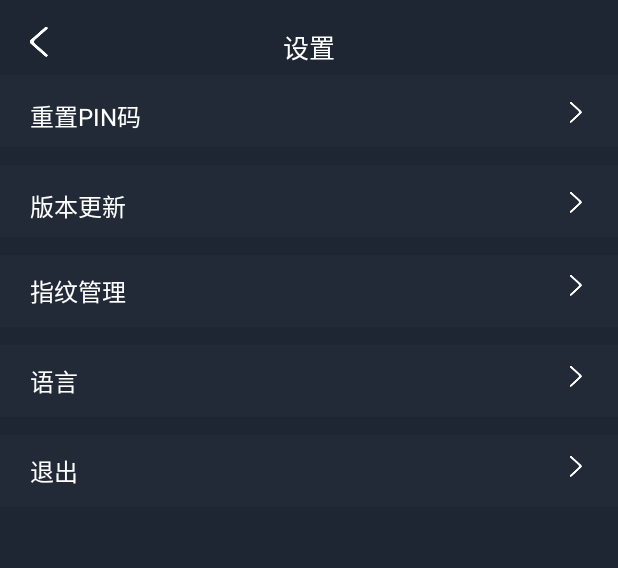
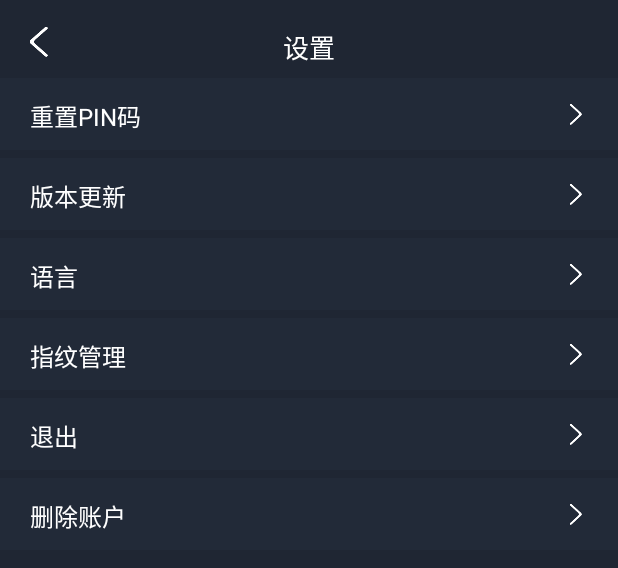
Before and after one commit to Zhao-sp/HotWallet, an Android app: the layout fragment5.xml on its own in the app's theme, with its tools: preview values and no code run, on a phone screen of 412 x 824 dp. Shown: the top 568 px of the screen. Run offline under Robolectric (Android 15) with nearby library versions, the phone set to English and light mode, and no system bars.

```diff
--- a/app/src/main/java/com/wallet/cold/app/util/Fragment5.java
+++ b/app/src/main/java/com/wallet/cold/app/util/Fragment5.java
@@ -15,6 +15,7 @@ import android.widget.Toast;
 
 import com.wallet.CreateOrImportActivity;
 import com.wallet.R;
+import com.wallet.SharedPrefsStrListUtil;
 import com.wallet.cold.app.main.IndexActivity;
 import com.wallet.cold.utils.Data;
 import com.wallet.cold.utils.LocalManageUtil;
@@ -75,6 +76,7 @@ public class Fragment5 extends Activity implements View.OnClickListener {
                     .setPositiveButton(R.string.f514, new DialogInterface.OnClickListener() {
                         @Override
                         public void onClick(DialogInterface dialogInterface, int i) {
+                            SharedPrefsStrListUtil.clear(Fragment5.this);
                             Data.getdb().execSQL("DELETE FROM HotAddressTb");
                             Toast.makeText(Data.getcontext(), "删除成功", Toast.LENGTH_SHORT).show();
                             Intent intent = new Intent(Fragment5.this, CreateOrImportActivity.class);
--- a/app/src/main/java/com/wallet/cold/utils/Data.java
+++ b/app/src/main/java/com/wallet/cold/utils/Data.java
@@ -555,7 +555,7 @@ public class Data extends Application {
     public static String getbtcsigndata() {
         return btcsigndata;
     }
-    public static void setbtcsigndata(String btcsigndata) {//支持币种
+    public static void setbtcsigndata(String btcsigndata) {
         Data.btcsigndata = btcsigndata;
     }
     public static List<String> getsigndata() {
--- a/app/src/main/res/layout/fragment5.xml
+++ b/app/src/main/res/layout/fragment5.xml
@@ -2,13 +2,13 @@
     xmlns:android="http://schemas.android.com/apk/res/android"
     android:orientation="vertical"
     android:layout_width="match_parent"
-    android:background="#1b1b19"
+    android:background="#1F2633"
     android:layout_height="match_parent">
 
     <RelativeLayout
         android:id="@+id/l1"
         android:layout_width="match_parent"
-        android:layout_height="match_parent"
+        android:layout_height="52dp"
         android:background="#1F2633">
         <TextView
             android:id="@+id/fhf5"
@@ -35,20 +35,20 @@
             android:text="@string/f51"
             android:textColor="#fff"
             android:textSize="17sp" />
+    </RelativeLayout>
 
-        <TextView
+        <RelativeLayout
             android:id="@+id/chongzhi"
             android:layout_width="match_parent"
             android:layout_height="48dp"
-            android:layout_marginTop="50dp"
-            android:background="#222A38" />
+            android:background="#222A38">
 
         <TextView
             android:id="@+id/resetpin"
             android:layout_width="wrap_content"
             android:layout_height="wrap_content"
             android:layout_marginLeft="20dp"
-            android:layout_marginTop="65dp"
+            android:layout_marginTop="13dp"
             android:text="@string/f52"
             android:textColor="#ffffffff"
             android:textSize="16sp" />
@@ -60,21 +60,22 @@
             android:layout_marginLeft="300dp"
             android:layout_alignParentRight="true"
             android:layout_marginRight="24dp"
-            android:layout_marginTop="68dp"
+            android:layout_marginTop="17dp"
             android:background="@drawable/jinru_zhong" />
+        </RelativeLayout>
 
-        <TextView
+        <RelativeLayout
             android:id="@+id/gengxin"
             android:layout_width="match_parent"
             android:layout_height="48dp"
-            android:layout_marginTop="110dp"
-            android:background="#222A38" />
+            android:layout_marginTop="5dp"
+            android:background="#222A38" >
 
         <TextView
             android:layout_width="208dp"
             android:layout_height="wrap_content"
             android:layout_marginLeft="20dp"
-            android:layout_marginTop="125dp"
+            android:layout_marginTop="13dp"
             android:text="@string/f53"
             android:textColor="#ffffffff"
             android:textSize="16sp" />
@@ -84,49 +85,23 @@
             android:layout_width="8dp"
             android:layout_height="14dp"
             android:layout_marginLeft="300dp"
-            android:layout_marginTop="128dp"
+            android:layout_marginTop="17dp"
             android:layout_alignParentRight="true"
             android:layout_marginRight="24dp"
             android:background="@drawable/jinru_zhong" />
+        </RelativeLayout>
 
-<!--        <TextView-->
-<!--            android:id="@+id/chushihuaka"-->
-<!--            android:layout_width="match_parent"-->
-<!--            android:layout_height="48dp"-->
-<!--            android:layout_marginTop="170dp"-->
-<!--            android:background="#222A38" />-->
-
-<!--        <TextView-->
-<!--            android:id="@+id/csh"-->
-<!--            android:layout_width="wrap_content"-->
-<!--            android:layout_height="wrap_content"-->
-<!--            android:layout_marginTop="182dp"-->
-<!--            android:layout_marginLeft="20dp"-->
-<!--            android:text="@string/f54"-->
-<!--            android:textColor="#ffffffff"-->
-<!--            android:textSize="16sp" />-->
-
-<!--        <ImageView-->
-<!--            android:id="@+id/chush"-->
-<!--            android:layout_width="8dp"-->
-<!--            android:layout_height="14dp"-->
-<!--            android:layout_marginLeft="300dp"-->
-<!--            android:layout_marginTop="183dp"-->
-<!--            android:layout_alignParentRight="true"-->
-<!--            android:layout_marginRight="24dp"-->
-<!--            android:background="@drawable/jinru_zhong" />-->
-
-        <TextView
+        <RelativeLayout
             android:id="@+id/languages"
             android:layout_width="match_parent"
             android:layout_height="48dp"
-            android:layout_marginTop="230dp"
-            android:background="#222A38" />
+            android:layout_marginTop="5dp"
+            android:background="#222A38" >
 
         <TextView
             android:layout_width="wrap_content"
             android:layout_height="wrap_content"
-            android:layout_marginTop="242dp"
+            android:layout_marginTop="13dp"
             android:layout_marginLeft="20dp"
             android:text="@string/l1"
             android:textColor="#ffffffff"
@@ -136,22 +111,23 @@
             android:layout_width="8dp"
             android:layout_height="14dp"
             android:layout_marginLeft="300dp"
-            android:layout_marginTop="244dp"
+            android:layout_marginTop="17dp"
             android:layout_alignParentRight="true"
             android:layout_marginRight="24dp"
             android:background="@drawable/jinru_zhong" />
+        </RelativeLayout>
 
-        <TextView
+        <RelativeLayout
             android:id="@+id/fingerprints"
             android:layout_width="match_parent"
             android:layout_height="48dp"
-            android:layout_marginTop="170dp"
-            android:background="#222A38" />
+            android:layout_marginTop="5dp"
+            android:background="#222A38" >
 
         <TextView
             android:layout_width="wrap_content"
             android:layout_height="wrap_content"
-            android:layout_marginTop="182dp"
+            android:layout_marginTop="13dp"
             android:layout_marginLeft="20dp"
             android:text="@string/f520"
             android:textColor="#ffffffff"
@@ -161,22 +137,23 @@
             android:layout_width="8dp"
             android:layout_height="14dp"
             android:layout_marginLeft="300dp"
-            android:layout_marginTop="183dp"
+            android:layout_marginTop="17dp"
             android:layout_alignParentRight="true"
             android:layout_marginRight="24dp"
             android:background="@drawable/jinru_zhong" />
+        </RelativeLayout>
 
-        <TextView
+        <RelativeLayout
             android:id="@+id/exit"
             android:layout_width="match_parent"
             android:layout_height="48dp"
-            android:layout_marginTop="290dp"
-            android:background="#222A38" />
+            android:layout_marginTop="5dp"
+            android:background="#222A38" >
 
         <TextView
             android:layout_width="wrap_content"
             android:layout_height="wrap_content"
-            android:layout_marginTop="302dp"
+            android:layout_marginTop="13dp"
             android:layout_marginLeft="20dp"
             android:text="@string/f521"
             android:textColor="#ffffffff"
@@ -186,10 +163,37 @@
             android:layout_width="8dp"
             android:layout_height="14dp"
             android:layout_marginLeft="300dp"
-            android:layout_marginTop="304dp"
+            android:layout_marginTop="17dp"
             android:layout_alignParentRight="true"
             android:layout_marginRight="24dp"
             android:background="@drawable/jinru_zhong" />
+        </RelativeLayout>
 
-    </RelativeLayout>
+        <RelativeLayout
+            android:id="@+id/delete"
+            android:layout_width="match_parent"
+            android:layout_height="48dp"
+            android:layout_marginTop="5dp"
+            android:background="#222A38" >
+
+        <TextView
+            android:id="@+id/csh"
+            android:layout_width="wrap_content"
+            android:layout_height="wrap_content"
+            android:layout_marginTop="13dp"
+            android:layout_marginLeft="20dp"
+            android:text="@string/f54"
+            android:textColor="#ffffffff"
+            android:textSize="16sp" />
+
+        <ImageView
+            android:id="@+id/chush"
+            android:layout_width="8dp"
+            android:layout_height="14dp"
+            android:layout_marginLeft="300dp"
+            android:layout_marginTop="17dp"
+            android:layout_alignParentRight="true"
+            android:layout_marginRight="24dp"
+            android:background="@drawable/jinru_zhong" />
+        </RelativeLayout>
 </LinearLayout>
--- a/app/src/main/res/values/strings.xml
+++ b/app/src/main/res/values/strings.xml
@@ -123,7 +123,7 @@
     <string name="f51">设置</string>
     <string name="f52">重置PIN码</string>
     <string name="f53">版本更新</string>
-    <string name="f54">初始化卡</string>
+    <string name="f54">删除账户</string>
     <string name="f55">检查APP新版本</string>
     <string name="f56">检查固件更新</string>
     <string name="f57">检查DFU更新</string>
@@ -134,8 +134,7 @@
     <string name="f62">请再次输入新的PIN码</string>
     <string name="f63">助记词:</string>
     <string name="f64">请输入助记词前四个单词，空格分隔</string>
-    <string name="f511">初始化卡</string>
-    <string name="f512">此操作为把卡片初始化，需要继续吗？</string>
+    <string name="f511">币种不存在</string>
     <string name="f513">取消</string>
     <string name="f514">确定</string>
     <string name="f515">初始化中...</string>
```
Also changed, not shown: app/src/main/java/com/wallet/CreateOrImportActivity.java (+7 -6 lines), app/src/main/java/com/wallet/SharedPrefsStrListUtil.java (added, +192 -0 lines), app/src/main/java/com/wallet/cold/app/index/AddBiActivity.java (+36 -15 lines), app/src/main/java/com/wallet/cold/app/index/Fragment1.java (+8 -1 lines), app/src/main/java/com/wallet/cold/app/index/Receivables.java (+17 -6 lines), app/src/main/java/com/wallet/cold/app/index/Transfer.java (+16 -0 lines), app/src/main/java/com/wallet/cold/utils/Utils.java (+44 -21 lines), app/src/main/java/com/wallet/cold/utils/Utilshttp.java (+43 -26 lines), app/src/main/java/com/wallet/hot/app/HotTransfer.java (+16 -7 lines), app/src/main/res/layout/fragment1.xml (+12 -11 lines), 14 other files.
